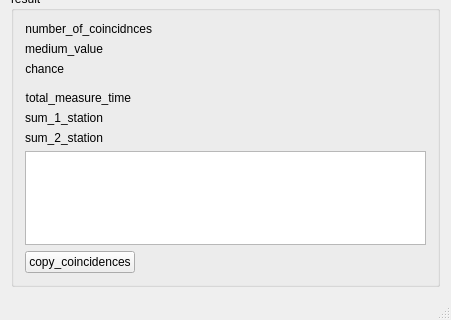
Before: the Qt Designer form miniaplications/coincidence.ui in Hinogary/czelta-python, drawn with Qt 5; both pictures show x 0 to 451 and y 294 to 614 of the 451 by 614 pixel window.
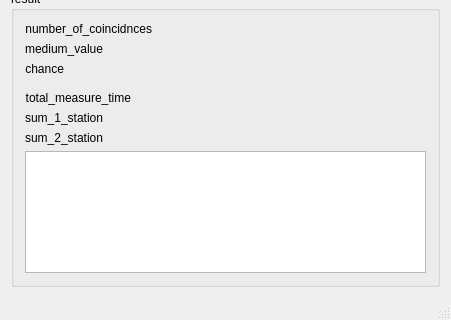
After: the same form once the commit is applied.

The edit to the form file:
```diff
--- a/miniaplications/coincidence.ui
+++ b/miniaplications/coincidence.ui
@@ -243,13 +243,6 @@
          </property>
         </widget>
        </item>
-       <item row="10" column="0">
-        <widget class="QPushButton" name="copy_coincidences">
-         <property name="text">
-          <string>copy_coincidences</string>
-         </property>
-        </widget>
-       </item>
        <item row="1" column="0">
         <widget class="QLabel" name="label_7">
          <property name="sizePolicy">
```
